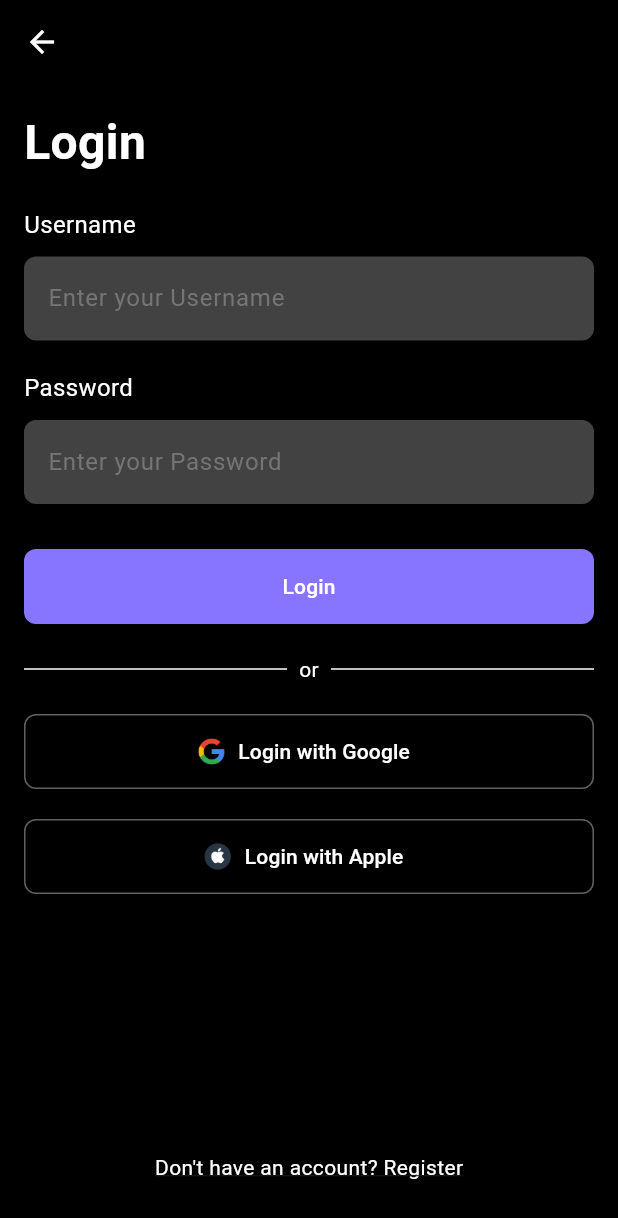
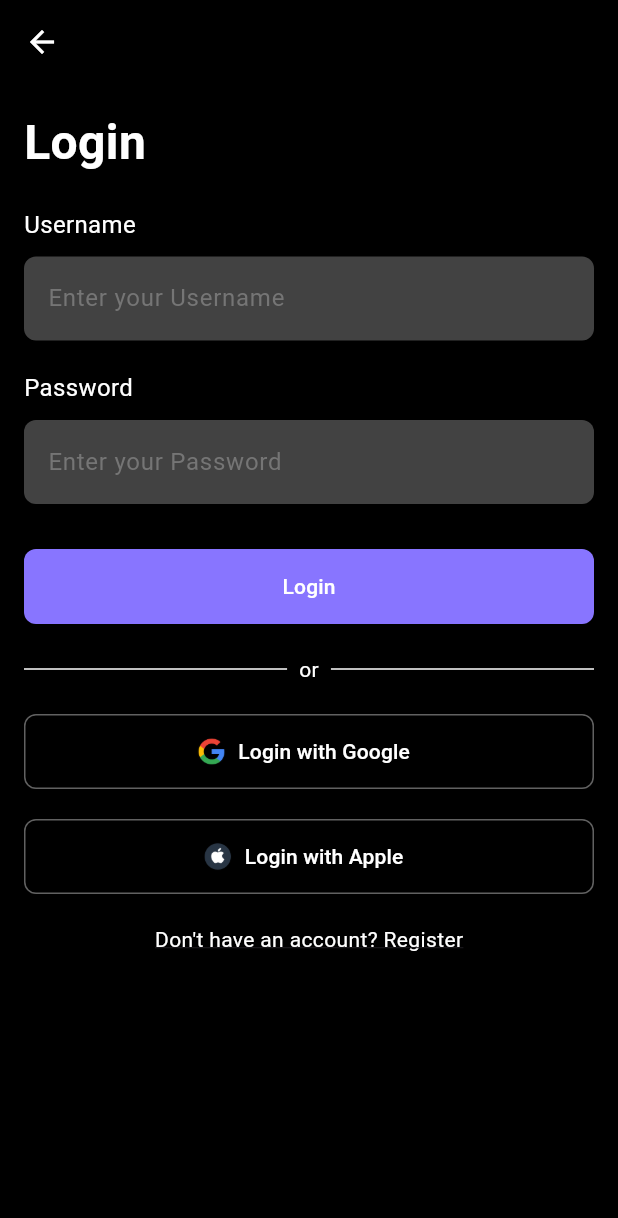
Before and after one commit to ziadimaish-Dimensions/ToDoApp, a Flutter app: the DecisionScreen screen opened directly, after a tap on "LOGIN", on a phone screen of 412 x 824 dp. Shown: the top 1218 px of the screen. Run offline on Flutter 3.47's test engine with Material 3 defaults, Android fonts, the phone set to English and light mode, and no system bars; our stand-ins replace cloud_firestore, firebase_auth, firebase_core; accounts and stored records are empty.

Commit message:
adding dismiss keyboard widget and fixing overflow

```diff
--- a/lib/features/sign_in/view/sign_in_screen.dart
+++ b/lib/features/sign_in/view/sign_in_screen.dart
@@ -1,4 +1,5 @@
 import 'package:flutter/material.dart';
+import 'package:to_do_app/global/widgets/dismiss_keyboard.dart';
 import '../../../global/authentication/widgets/authentication_widget.dart';
 
 class SignInScreen extends StatefulWidget {
@@ -43,12 +44,13 @@ class _SignInScreenState extends State<SignInScreen> {
 
   void onBottomTextPressed() {
     // Navigate to the sign-up screen or other actions
-    Navigator.pushNamed(context, '/signup'); // Replace with actual route name
+    Navigator.pushNamed(context, '/signup');
   }
 
   @override
   Widget build(BuildContext context) {
-    return AuthenticationWidget(
+    return DismissKeyboard(
+      child: AuthenticationWidget(
         title: 'Login',
         firstTextField: 'Username',
         secondTextField: 'Password',
@@ -61,6 +63,7 @@ class _SignInScreenState extends State<SignInScreen> {
         onGooglePressed: onGoogleLoginPressed,
         onApplePressed: onAppleLoginPressed,
         onBottomTextPressed: onBottomTextPressed,
+      ),
     );
   }
 }
--- a/lib/global/authentication/widgets/authentication_widget.dart
+++ b/lib/global/authentication/widgets/authentication_widget.dart
@@ -43,7 +43,7 @@ class AuthenticationWidget extends StatelessWidget {
         automaticallyImplyLeading: true,
         iconTheme: const IconThemeData(color: Colors.white),
       ),
-      body: Padding(
+      body: SingleChildScrollView(
         padding: const EdgeInsets.all(16.0),
         child: Column(
           crossAxisAlignment: CrossAxisAlignment.start,
@@ -187,7 +187,7 @@ class AuthenticationWidget extends StatelessWidget {
                 ),
               ),
             ),
-            const Spacer(),
+            const SizedBox(height: 20),
             Center(
               child: GestureDetector(
                 onTap: onBottomTextPressed,
--- /dev/null
+++ b/lib/global/widgets/dismiss_keyboard.dart
@@ -0,0 +1,21 @@
+import 'package:flutter/material.dart';
+
+class DismissKeyboard extends StatelessWidget {
+  final Widget child;
+
+  const DismissKeyboard({super.key, required this.child});
+
+  @override
+  Widget build(BuildContext context) {
+    return GestureDetector(
+      onTap: () {
+        FocusScopeNode currentFocus = FocusScope.of(context);
+        if (!currentFocus.hasPrimaryFocus &&
+            currentFocus.focusedChild != null) {
+          currentFocus.focusedChild?.unfocus();
+        }
+      },
+      child: child,
+    );
+  }
+}
```
Also changed, not shown: lib/features/sign_in/widgets/authentication_widget.dart (deleted). Lines whose indentation alone changed are shown as unchanged.
